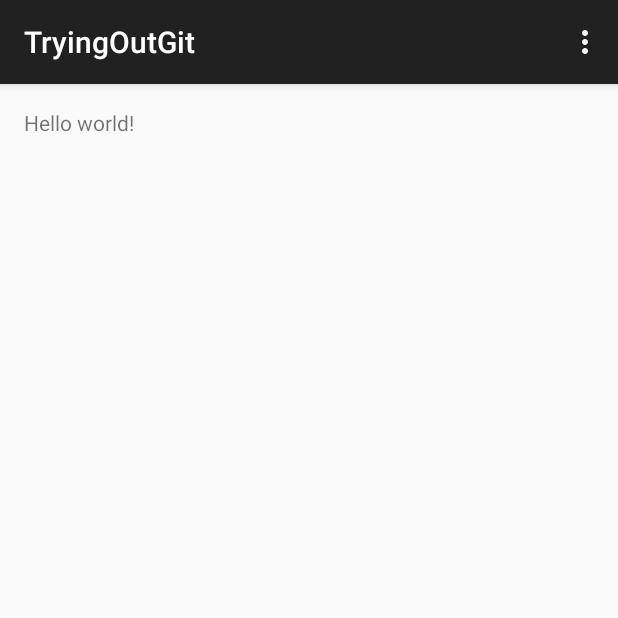
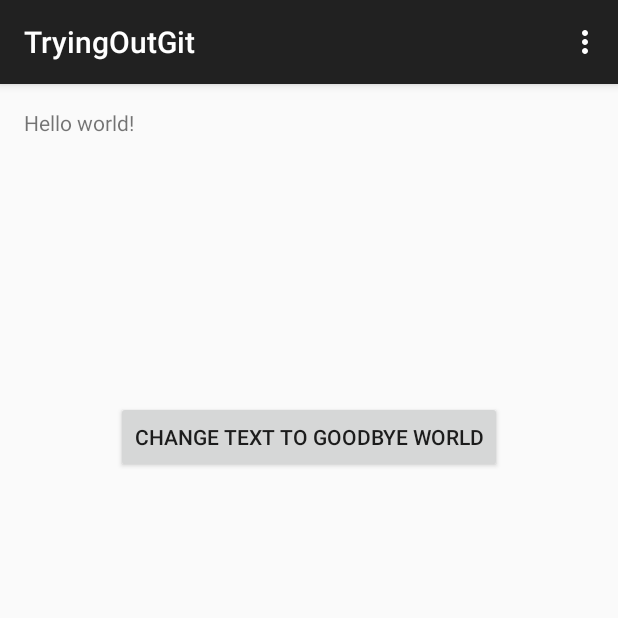
Before and after one commit to boweiyo/Tryingout-git, an Android app: the screen it shows after launch (MainActivity), on a phone screen of 412 x 824 dp, the top half of it. Run offline under Robolectric (Android 15) with nearby library versions, the phone set to English and light mode, and no system bars.

Commit message:
Modified activity_main.xml

```diff
--- a/app/src/main/res/layout/activity_main.xml
+++ b/app/src/main/res/layout/activity_main.xml
@@ -6,6 +6,16 @@
     android:paddingBottom="@dimen/activity_vertical_margin" tools:context=".MainActivity">
 
     <TextView android:text="@string/hello_world" android:layout_width="wrap_content"
-        android:layout_height="wrap_content" />
+        android:layout_height="wrap_content"
+        android:id="@+id/tvMessage" />
+
+    <Button
+        android:layout_width="wrap_content"
+        android:layout_height="wrap_content"
+        android:text="Change text to goodbye world"
+        android:id="@+id/btnChangeText"
+        android:layout_below="@+id/tvMessage"
+        android:layout_centerHorizontal="true"
+        android:layout_marginTop="176dp" />
 
 </RelativeLayout>
```
